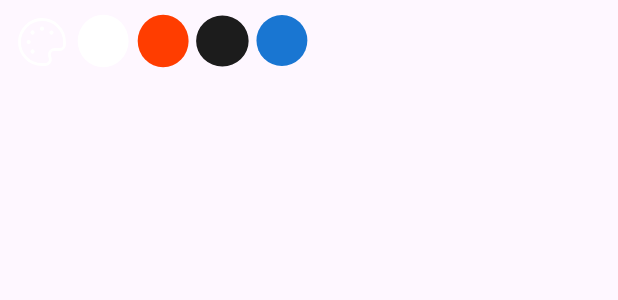
After one commit to cuprum-acid/Drawer, an Android app: the layout color_picker_menu.xml on its own in the app's theme, with its tools: preview values and no code run, on a phone screen of 412 x 824 dp. The commit adds this screen. Shown: the top 300 px of the screen. Run offline under Robolectric (Android 15) with nearby library versions, the phone set to English and light mode, and no system bars.

Commit message:
add new colors for pencil

```diff
--- a/app/src/main/java/com/example/drawer/CanvasView.kt
+++ b/app/src/main/java/com/example/drawer/CanvasView.kt
@@ -22,7 +22,7 @@ class CanvasView @JvmOverloads constructor(
     private var currentFrameIndex: Int = 0
 
     private val paint: Paint = Paint().apply {
-        color = Color.CYAN
+        color = Color.parseColor("#1976D2")
         isAntiAlias = true
         strokeWidth = 10f
         style = Paint.Style.STROKE
@@ -124,6 +124,12 @@ class CanvasView @JvmOverloads constructor(
         path.reset()
     }
 
+    fun setBrushColor(color: Int) {
+        paint.color = color
+        invalidate()
+    }
+
+
     fun saveCurrentFrame() {
         bitmap?.let {
             previousFrames.add(it.copy(it.config, true))
@@ -133,7 +139,8 @@ class CanvasView @JvmOverloads constructor(
 
     fun removeCurrentFrame() {
         if (previousFrames.isNotEmpty()) {
-            bitmap = previousFrames.removeAt(previousFrames.lastIndex).copy(Bitmap.Config.ARGB_8888, true)
+            bitmap = previousFrames.removeAt(previousFrames.lastIndex)
+                .copy(Bitmap.Config.ARGB_8888, true)
             canvas = Canvas(bitmap!!)
             invalidate()
         }
--- a/app/src/main/java/com/example/drawer/MainActivity.kt
+++ b/app/src/main/java/com/example/drawer/MainActivity.kt
@@ -1,14 +1,26 @@
 package com.example.drawer
 
+import android.graphics.Color
+import android.graphics.drawable.ColorDrawable
 import android.os.Bundle
+import android.view.Gravity
+import android.view.LayoutInflater
 import android.view.View
+import android.widget.FrameLayout
 import android.widget.ImageButton
+import android.widget.ImageView
+import android.widget.LinearLayout
+import android.widget.PopupWindow
 import androidx.activity.enableEdgeToEdge
 import androidx.appcompat.app.AppCompatActivity
+import androidx.core.content.ContextCompat
 import androidx.core.view.ViewCompat
 import androidx.core.view.WindowInsetsCompat
 
 class MainActivity : AppCompatActivity() {
+
+    private lateinit var canvasView: CanvasView
+
     override fun onCreate(savedInstanceState: Bundle?) {
         super.onCreate(savedInstanceState)
         enableEdgeToEdge()
@@ -20,7 +32,7 @@ class MainActivity : AppCompatActivity() {
             insets
         }
 
-        val canvasView = findViewById<CanvasView>(R.id.canvas_view)
+        canvasView = findViewById(R.id.canvas_view)
         val eraserButton = findViewById<ImageButton>(R.id.eraser_button)
         val pencilButton = findViewById<ImageButton>(R.id.pencil_button)
         val brushButton = findViewById<ImageButton>(R.id.brush_button)
@@ -28,6 +40,11 @@ class MainActivity : AppCompatActivity() {
         val removeFrameButton = findViewById<ImageButton>(R.id.delete_button)
         val playButton = findViewById<ImageButton>(R.id.play_button)
         val stopButton = findViewById<ImageButton>(R.id.pause_button)
+        val colorPickerButton = findViewById<ImageButton>(R.id.color_picker_button)
+
+        colorPickerButton.setOnClickListener {
+            showColorPickerMenu(it)
+        }
 
 
         eraserButton.setOnClickListener {
@@ -57,6 +74,65 @@ class MainActivity : AppCompatActivity() {
         }
     }
 
+    private fun showColorPickerMenu(anchor: View) {
+        val inflater = LayoutInflater.from(this)
+        val colorPickerView = inflater.inflate(R.layout.color_picker_menu, null)
+
+        val popupWindow = PopupWindow(
+            colorPickerView,
+            LinearLayout.LayoutParams.WRAP_CONTENT,
+            LinearLayout.LayoutParams.WRAP_CONTENT,
+            true
+        )
+
+        popupWindow.setBackgroundDrawable(ColorDrawable(Color.TRANSPARENT))
+        popupWindow.elevation = 10f
+
+        val rootView = findViewById<View>(android.R.id.content) as FrameLayout
+        val blurBackground = View(this).apply {
+            setBackgroundColor(ContextCompat.getColor(this@MainActivity, R.color.black_overlay))
+            alpha = 0.6f
+        }
+
+        rootView.addView(
+            blurBackground,
+            FrameLayout.LayoutParams.MATCH_PARENT,
+            FrameLayout.LayoutParams.MATCH_PARENT
+        )
+        blurBackground.bringToFront()
+
+        colorPickerView.findViewById<ImageView>(R.id.color_white).setOnClickListener {
+            canvasView.setBrushColor(Color.parseColor("#FFFFFF"))
+            popupWindow.dismiss()
+        }
+
+        colorPickerView.findViewById<ImageView>(R.id.color_red).setOnClickListener {
+            canvasView.setBrushColor(Color.parseColor("#FF3D00"))
+            popupWindow.dismiss()
+        }
+
+        colorPickerView.findViewById<ImageView>(R.id.color_black).setOnClickListener {
+            canvasView.setBrushColor(Color.parseColor("#000000"))
+            popupWindow.dismiss()
+        }
+
+        colorPickerView.findViewById<ImageView>(R.id.color_blue).setOnClickListener {
+            canvasView.setBrushColor(Color.parseColor("#1976D2"))
+            popupWindow.dismiss()
+        }
+
+        popupWindow.setOnDismissListener {
+            rootView.removeView(blurBackground)
+        }
+
+        popupWindow.showAtLocation(
+            anchor,
+            Gravity.BOTTOM or Gravity.CENTER_HORIZONTAL,
+            0,
+            anchor.height + 150
+        )
+    }
+
     private fun hideControls(isHidden: Boolean) {
         val visibility = if (isHidden) View.GONE else View.VISIBLE
         findViewById<ImageButton>(R.id.eraser_button).visibility = visibility
@@ -69,7 +145,9 @@ class MainActivity : AppCompatActivity() {
         findViewById<ImageButton>(R.id.undo_button).visibility = visibility
         findViewById<ImageButton>(R.id.redo_button).visibility = visibility
         findViewById<ImageButton>(R.id.frames_button).visibility = visibility
-        findViewById<ImageButton>(R.id.play_button).visibility = if (isHidden) View.GONE else View.VISIBLE
-        findViewById<ImageButton>(R.id.pause_button).visibility = if (isHidden) View.VISIBLE else View.GONE
+        findViewById<ImageButton>(R.id.play_button).visibility =
+            if (isHidden) View.GONE else View.VISIBLE
+        findViewById<ImageButton>(R.id.pause_button).visibility =
+            if (isHidden) View.VISIBLE else View.GONE
     }
 }
--- /dev/null
+++ b/app/src/main/res/drawable/ic_black.xml
@@ -0,0 +1,9 @@
+<vector xmlns:android="http://schemas.android.com/apk/res/android"
+    android:width="32dp"
+    android:height="33dp"
+    android:viewportWidth="32"
+    android:viewportHeight="33">
+  <path
+      android:pathData="M16.201,15.933m-14,0a14,14 0,1 1,28 0a14,14 0,1 1,-28 0"
+      android:fillColor="#1C1C1C"/>
+</vector>
--- /dev/null
+++ b/app/src/main/res/drawable/ic_color_pallete.xml
@@ -0,0 +1,49 @@
+<vector xmlns:android="http://schemas.android.com/apk/res/android"
+    android:width="32dp"
+    android:height="32dp"
+    android:viewportWidth="32"
+    android:viewportHeight="32">
+  <path
+      android:pathData="M15.999,8.5C15.796,8.5 15.632,8.664 15.635,8.867C15.635,9.069 15.799,9.233 16.001,9.233C16.204,9.233 16.368,9.069 16.368,8.867C16.365,8.664 16.203,8.5 15.999,8.5"
+      android:strokeLineJoin="round"
+      android:strokeWidth="1.5"
+      android:fillColor="#00000000"
+      android:strokeColor="#ffffff"
+      android:strokeLineCap="round"/>
+  <path
+      android:pathData="M9.232,15.999C9.232,15.796 9.068,15.632 8.867,15.635C8.664,15.635 8.5,15.799 8.5,16.001C8.5,16.204 8.664,16.368 8.867,16.368C9.069,16.368 9.232,16.203 9.232,15.999"
+      android:strokeLineJoin="round"
+      android:strokeWidth="1.5"
+      android:fillColor="#00000000"
+      android:strokeColor="#ffffff"
+      android:strokeLineCap="round"/>
+  <path
+      android:pathData="M21.303,10.696C21.16,10.553 20.928,10.553 20.787,10.697C20.644,10.84 20.644,11.072 20.787,11.215C20.929,11.357 21.161,11.357 21.304,11.215C21.447,11.071 21.447,10.84 21.303,10.696"
+      android:strokeLineJoin="round"
+      android:strokeWidth="1.5"
+      android:fillColor="#00000000"
+      android:strokeColor="#ffffff"
+      android:strokeLineCap="round"/>
+  <path
+      android:pathData="M11.213,20.785C11.071,20.643 10.839,20.643 10.697,20.787C10.555,20.929 10.555,21.161 10.697,21.304C10.84,21.447 11.072,21.447 11.215,21.304C11.357,21.161 11.357,20.929 11.213,20.785"
+      android:strokeLineJoin="round"
+      android:strokeWidth="1.5"
+      android:fillColor="#00000000"
+      android:strokeColor="#ffffff"
+      android:strokeLineCap="round"/>
+  <path
+      android:pathData="M11.215,11.213C11.357,11.071 11.357,10.839 11.213,10.697C11.071,10.555 10.839,10.555 10.696,10.697C10.553,10.84 10.553,11.072 10.696,11.215C10.839,11.357 11.071,11.357 11.215,11.213"
+      android:strokeLineJoin="round"
+      android:strokeWidth="1.5"
+      android:fillColor="#00000000"
+      android:strokeColor="#ffffff"
+      android:strokeLineCap="round"/>
+  <path
+      android:pathData="M16,28C9.26,28 3.817,22.443 4.005,15.66C4.179,9.399 9.399,4.179 15.66,4.005C22.443,3.817 28,9.26 28,16V17.333C28,18.807 26.807,20 25.333,20H22.583C20.811,20 19.532,21.696 20.019,23.399L20.361,24.6C20.849,26.304 19.569,28 17.799,28H16Z"
+      android:strokeLineJoin="round"
+      android:strokeWidth="1.5"
+      android:fillColor="#00000000"
+      android:fillType="evenOdd"
+      android:strokeColor="#ffffff"
+      android:strokeLineCap="round"/>
+</vector>
--- /dev/null
+++ b/app/src/main/res/drawable/ic_red.xml
@@ -0,0 +1,9 @@
+<vector xmlns:android="http://schemas.android.com/apk/res/android"
+    android:width="33dp"
+    android:height="32dp"
+    android:viewportWidth="33"
+    android:viewportHeight="32">
+  <path
+      android:pathData="M17.129,15.436m-14,0a14,14 0,1 1,28 0a14,14 0,1 1,-28 0"
+      android:fillColor="#FF3D00"/>
+</vector>
--- /dev/null
+++ b/app/src/main/res/drawable/ic_white.xml
@@ -0,0 +1,9 @@
+<vector xmlns:android="http://schemas.android.com/apk/res/android"
+    android:width="33dp"
+    android:height="32dp"
+    android:viewportWidth="33"
+    android:viewportHeight="32">
+  <path
+      android:pathData="M17.129,15.436m-14,0a14,14 0,1 1,28 0a14,14 0,1 1,-28 0"
+      android:fillColor="#ffffff"/>
+</vector>
--- /dev/null
+++ b/app/src/main/res/layout/color_picker_menu.xml
@@ -0,0 +1,43 @@
+<!-- res/layout/color_picker_menu.xml -->
+<LinearLayout
+    xmlns:android="http://schemas.android.com/apk/res/android"
+    android:layout_width="wrap_content"
+    android:layout_height="wrap_content"
+    android:orientation="horizontal"
+    android:padding="8dp">
+
+    <ImageView
+        android:id="@+id/pallete"
+        android:layout_width="40dp"
+        android:layout_height="40dp"
+        android:background="@drawable/ic_color_pallete"
+        android:contentDescription="@string/color_pallete" />
+
+    <ImageView
+        android:id="@+id/color_white"
+        android:layout_width="40dp"
+        android:layout_height="40dp"
+        android:background="@drawable/ic_white"
+        android:contentDescription="@string/white_color" />
+
+    <ImageView
+        android:id="@+id/color_red"
+        android:layout_width="40dp"
+        android:layout_height="40dp"
+        android:background="@drawable/ic_red"
+        android:contentDescription="@string/red_color" />
+
+    <ImageView
+        android:id="@+id/color_black"
+        android:layout_width="40dp"
+        android:layout_height="40dp"
+        android:background="@drawable/ic_black"
+        android:contentDescription="@string/black_color" />
+
+    <ImageView
+        android:id="@+id/color_blue"
+        android:layout_width="40dp"
+        android:layout_height="40dp"
+        android:background="@drawable/ic_color_picker"
+        android:contentDescription="@string/blue_color" />
+</LinearLayout>
--- a/app/src/main/res/values/colors.xml
+++ b/app/src/main/res/values/colors.xml
@@ -2,4 +2,5 @@
 <resources>
     <color name="black">#FF000000</color>
     <color name="white">#FFFFFFFF</color>
+    <color name="black_overlay">#80000000</color>
 </resources>
--- a/app/src/main/res/values/strings.xml
+++ b/app/src/main/res/values/strings.xml
@@ -12,4 +12,9 @@
     <string name="eraser">Eraser</string>
     <string name="selection">Selection</string>
     <string name="color_picker">Color picker</string>
+    <string name="color_pallete">Color pallete</string>
+    <string name="white_color">White color</string>
+    <string name="red_color">Red color</string>
+    <string name="black_color">Black color</string>
+    <string name="blue_color">Blue color</string>
 </resources>
```
